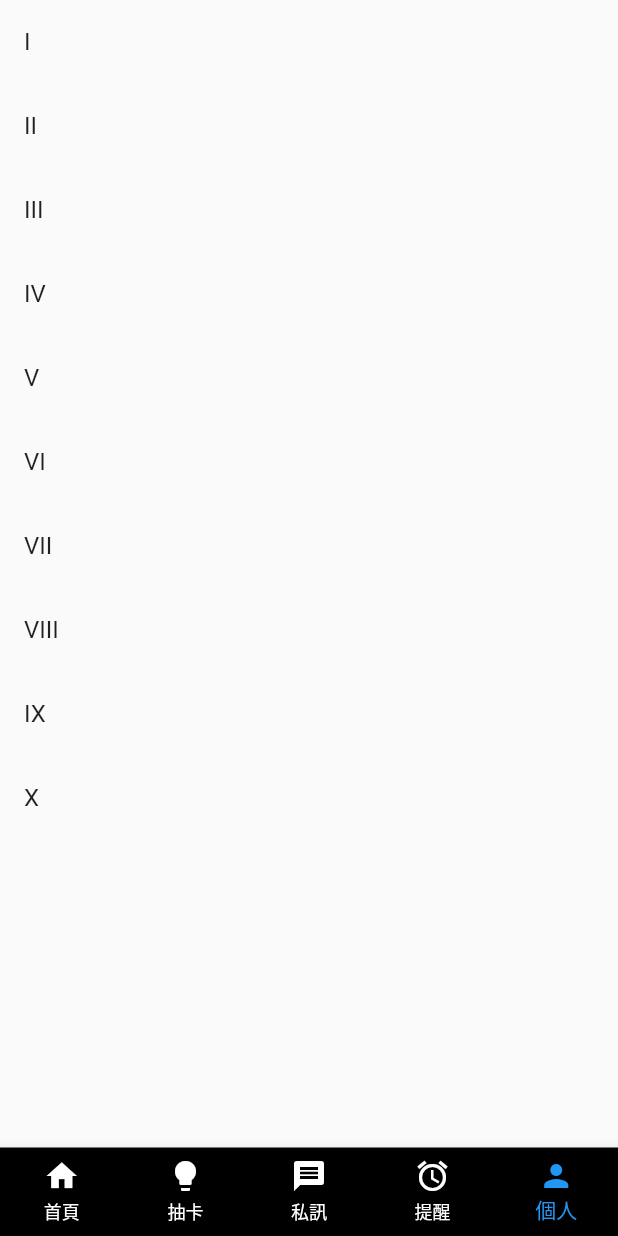
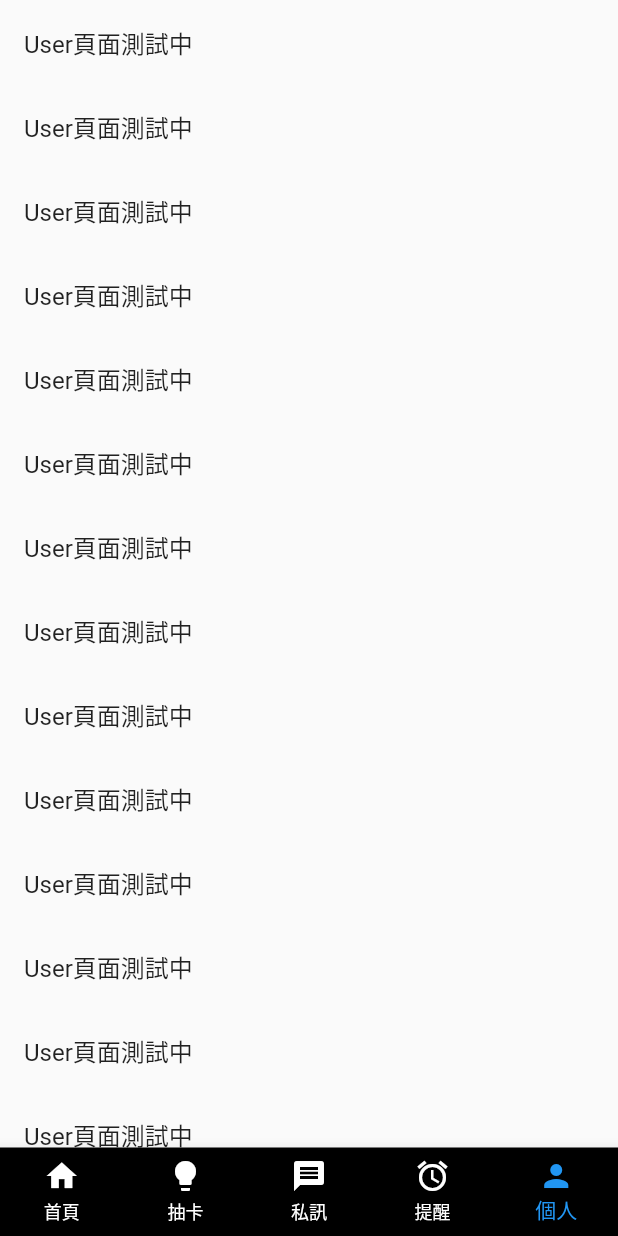
Before and after one commit to DoodleBears/paclub, a Flutter app: the screen it shows after launch, item 5 of the bottom bar chosen, on a phone screen of 412 x 824 dp. Run offline on Flutter 3.47's test engine with Material 2 defaults, Android fonts, the phone set to English and light mode, and no system bars.

Commit message:
Update User.dart

```diff
--- a/lib/pages/tabs/User.dart
+++ b/lib/pages/tabs/User.dart
@@ -12,34 +12,64 @@ class _UserPageState extends State<UserPage> {
     return ListView(
       children: <Widget>[
         ListTile(
-          title: Text("I"),
+          title: Text("User頁面測試中"),
         ),
         ListTile(
-          title: Text("II"),
+          title: Text("User頁面測試中"),
         ),
         ListTile(
-          title: Text("III"),
+          title: Text("User頁面測試中"),
         ),
         ListTile(
-          title: Text("IV"),
+          title: Text("User頁面測試中"),
         ),
         ListTile(
-          title: Text("V"),
+          title: Text("User頁面測試中"),
         ),
         ListTile(
-          title: Text("VI"),
+          title: Text("User頁面測試中"),
         ),
         ListTile(
-          title: Text("VII"),
+          title: Text("User頁面測試中"),
         ),
         ListTile(
-          title: Text("VIII"),
+          title: Text("User頁面測試中"),
         ),
         ListTile(
-          title: Text("IX"),
+          title: Text("User頁面測試中"),
         ),
         ListTile(
-          title: Text("X"),
+          title: Text("User頁面測試中"),
+        ),
+        ListTile(
+          title: Text("User頁面測試中"),
+        ),
+        ListTile(
+          title: Text("User頁面測試中"),
+        ),
+        ListTile(
+          title: Text("User頁面測試中"),
+        ),
+        ListTile(
+          title: Text("User頁面測試中"),
+        ),
+        ListTile(
+          title: Text("User頁面測試中"),
+        ),
+        ListTile(
+          title: Text("User頁面測試中"),
+        ),
+        ListTile(
+          title: Text("User頁面測試中"),
+        ),
+        ListTile(
+          title: Text("User頁面測試中"),
+        ),
+        ListTile(
+          title: Text("User頁面測試中"),
+        ),
+        ListTile(
+          title: Text("User頁面測試中"),
         )
       ],
     );
```
